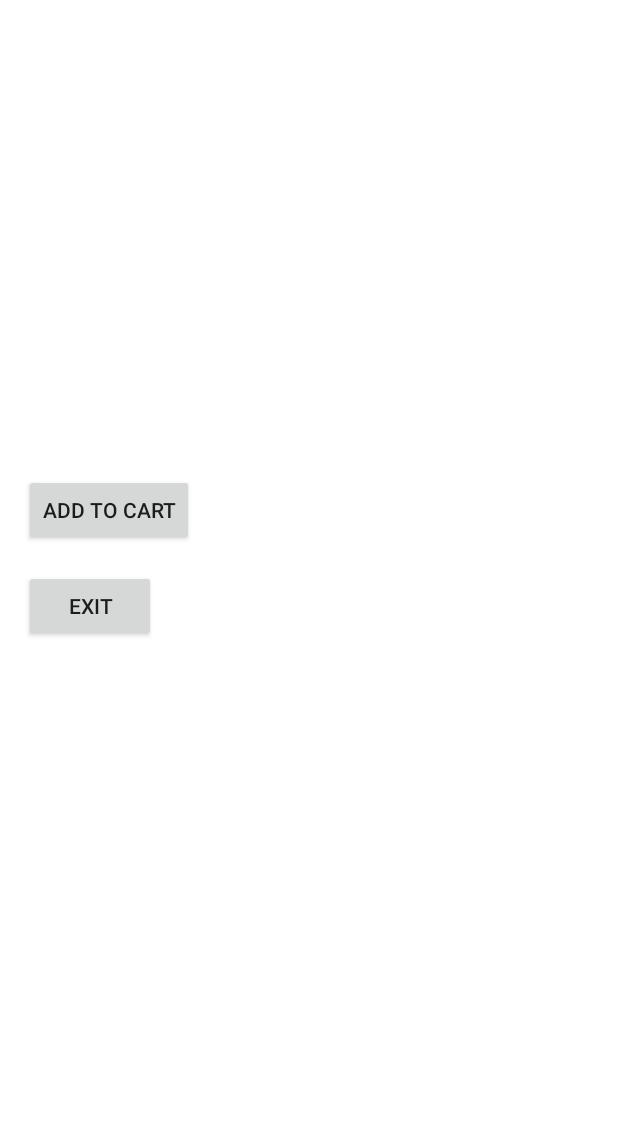
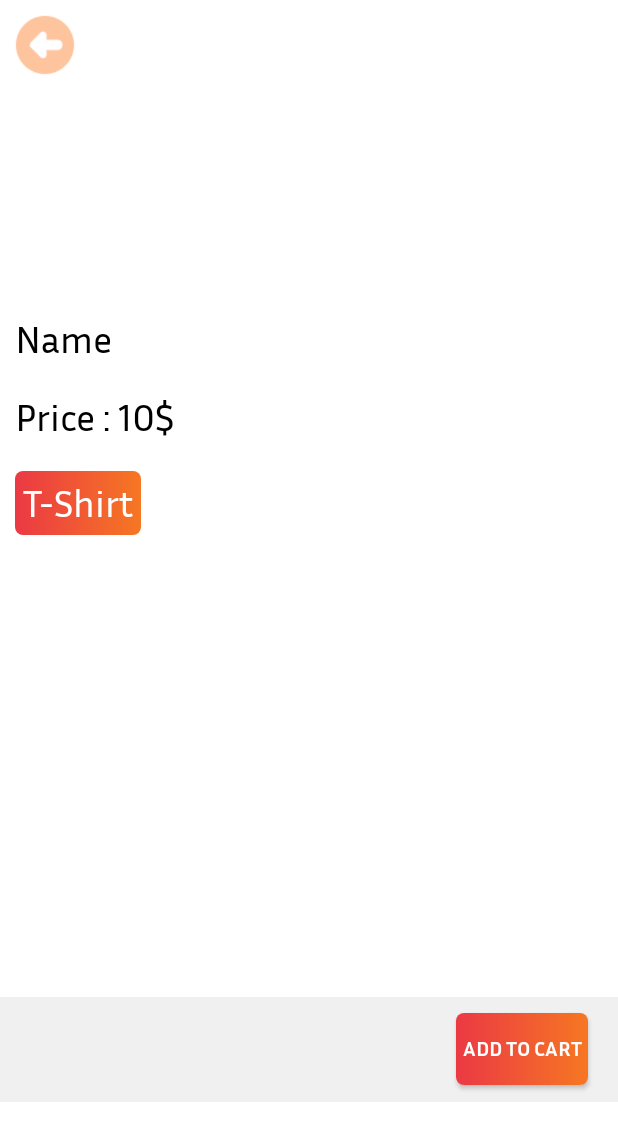
Before and after one commit to aichannsopheaktra/5g-project, an Android app: the layout dialog_product_detail.xml on its own in the app's theme, with its tools: preview values and no code run, on a phone screen of 412 x 824 dp. Shown: the top 1141 px of the screen. Run offline under Robolectric (Android 15) with nearby library versions, the phone set to English and light mode, and no system bars; Roboto replaces fonts that are not available here.

Commit message:
detail
product detail

```diff
--- a/app/src/main/res/layout/activity_password_recovery.xml
+++ b/app/src/main/res/layout/activity_password_recovery.xml
@@ -7,12 +7,8 @@
     android:padding="16dp">
 
     <!-- Background with shadow effect -->
-    <RelativeLayout
-        android:layout_width="wrap_content"
-        android:layout_height="wrap_content"
-        android:layout_centerInParent="true"
-        android:padding="10dp"
-        android:background="@drawable/card_background">
+
+
 
         <!-- CardView with register form -->
         <androidx.cardview.widget.CardView
@@ -21,6 +17,7 @@
             android:layout_height="wrap_content"
             android:elevation="5dp"
             android:layout_marginTop="16dp"
+            android:layout_centerInParent="true"
             app:cardCornerRadius="10dp">
 
             <RelativeLayout
@@ -148,5 +145,4 @@
                 </LinearLayout>
             </RelativeLayout>
         </androidx.cardview.widget.CardView>
-    </RelativeLayout>
 </RelativeLayout>
--- a/app/src/main/res/layout/dialog_product_detail.xml
+++ b/app/src/main/res/layout/dialog_product_detail.xml
@@ -1,16 +1,72 @@
 <LinearLayout xmlns:android="http://schemas.android.com/apk/res/android"
     android:layout_width="match_parent"
     android:layout_height="match_parent"
+    xmlns:app="http://schemas.android.com/apk/res-auto"
     android:orientation="vertical"
-    android:padding="16dp"
+    android:padding="0dp"
     android:background="@android:color/white">
+
+    <FrameLayout
+        android:layout_width="match_parent"
+        android:layout_height="200dp">
 
         <ImageView
             android:id="@+id/detail_image"
             android:layout_width="match_parent"
-        android:layout_height="200dp"
-        android:scaleType="centerCrop"
-        android:contentDescription="@string/product_image" />
+            android:layout_height="match_parent"
+            android:contentDescription="@string/product_image"
+            android:scaleType="centerCrop" />
+
+        <Button
+            android:id="@+id/exit_button"
+            android:layout_width="40dp"
+            android:layout_height="40dp"
+            android:layout_gravity="start|top"
+            android:background="@drawable/arrowleft"
+            android:layout_margin="10dp"
+            android:textColor="#000000" />
+
+
+    </FrameLayout>
+
+    <TextView
+        android:id="@+id/name"
+        android:layout_width="wrap_content"
+        android:layout_height="wrap_content"
+        android:layout_gravity="bottom"
+        android:fontFamily="@font/inriasans_regular"
+        android:text="Name"
+        android:layout_margin="10dp"
+        android:layout_marginTop="20dp"
+        android:textColor="@color/black"
+        android:textSize="25sp" />
+
+    <TextView
+        android:id="@+id/price"
+        android:layout_width="wrap_content"
+        android:layout_height="wrap_content"
+        android:layout_gravity="bottom"
+
+        android:text="Price : 10$"
+        android:fontFamily="@font/inriasans_regular"
+        android:layout_margin="10dp"
+        android:layout_marginTop="20dp"
+        android:textColor="@color/black"
+        android:textSize="25sp" />
+
+    <TextView
+        android:id="@+id/category"
+        android:layout_width="wrap_content"
+        android:layout_height="wrap_content"
+        android:layout_gravity="left"
+        android:layout_margin="10dp"
+        android:layout_marginTop="20dp"
+        android:background="@drawable/button_background"
+        android:fontFamily="@font/inriasans_regular"
+        android:padding="5dp"
+        android:text="T-Shirt"
+        android:textColor="@color/white"
+        android:textSize="25sp" />
 
     <TextView
         android:id="@+id/detail_name"
@@ -28,25 +84,55 @@
         android:textSize="20sp"
         android:textColor="@android:color/holo_red_dark" />
 
-    <!-- Uncomment if needed -->
-    <!-- <TextView
-        android:id="@+id/detail_description"
+    <androidx.appcompat.widget.Toolbar
+        android:id="@+id/toolbar"
+        android:layout_width="match_parent"
+        android:layout_height="70dp"
+        android:layout_marginTop="214dp"
+        android:minHeight="?attr/actionBarSize"
+        android:theme="?attr/actionBarTheme"
+        app:layout_constraintEnd_toEndOf="parent"
+        app:layout_constraintStart_toStartOf="parent"
+        android:background="#F0F0F0"
+        app:layout_constraintTop_toTopOf="parent">
+
+        <Button
+            android:id="@+id/add_to_cart_button1"
             android:layout_width="wrap_content"
             android:layout_height="wrap_content"
-        android:layout_marginTop="8dp"
-        android:textSize="16sp" /> -->
+            android:layout_gravity="right"
+            android:layout_marginRight="20dp"
+            android:background="@drawable/button_background"
+            android:fontFamily="@font/inriasans_bold"
+            android:text="@string/add_to_cart"
+            android:textColor="#FFFFFF"
+            android:textStyle="bold" />
+    </androidx.appcompat.widget.Toolbar>
+
+
+    <androidx.appcompat.widget.Toolbar
+        android:id="@+id/toolbar1"
+        android:layout_width="match_parent"
+        android:layout_height="70dp"
+        android:layout_marginTop="214dp"
+        android:minHeight="?attr/actionBarSize"
+        android:theme="?attr/actionBarTheme"
+        app:layout_constraintEnd_toEndOf="parent"
+        app:layout_constraintStart_toStartOf="parent"
+        android:background="#F0F0F0"
+        app:layout_constraintTop_toTopOf="parent">
 
         <Button
             android:id="@+id/add_to_cart_button"
             android:layout_width="wrap_content"
             android:layout_height="wrap_content"
-        android:layout_marginTop="16dp"
-        android:text="@string/add_to_cart" />
+            android:layout_gravity="right"
+            android:layout_marginRight="20dp"
+            android:background="@drawable/button_background"
+            android:fontFamily="@font/inriasans_bold"
+            android:text="@string/add_to_cart"
+            android:textColor="#FFFFFF"
+            android:textStyle="bold" />
+    </androidx.appcompat.widget.Toolbar>
 
-    <Button
-        android:id="@+id/exit_button"
-        android:layout_width="wrap_content"
-        android:layout_height="wrap_content"
-        android:layout_marginTop="16dp"
-        android:text="@string/exit" />
 </LinearLayout>
```
Also changed, not shown: app/src/main/res/drawable/arrowleft.png (added). Lines whose indentation alone changed are shown as unchanged.
